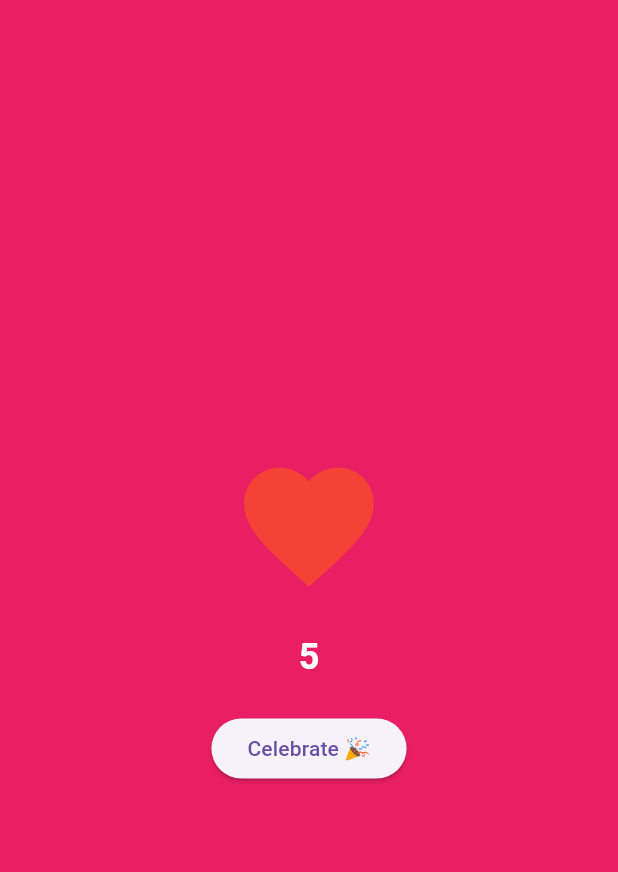
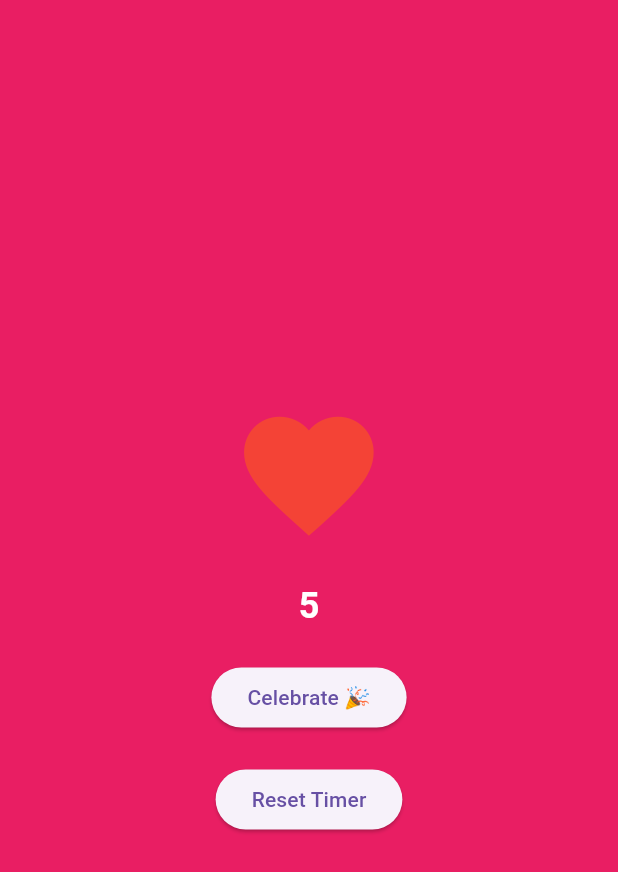
Before and after one commit to FaithNnakwe/Valentines_day, a Flutter app: the screen it shows after launch, on a phone screen of 412 x 824 dp. Shown: the top 872 px of the screen. Run offline on Flutter 3.47's test engine with Material 3 defaults, Android fonts, the phone set to English and light mode, and no system bars; our stand-ins replace confetti.

Commit message:
reset button

```diff
--- a/lib/main.dart
+++ b/lib/main.dart
@@ -108,6 +108,11 @@ class _HeartbeatScreenState extends State<HeartbeatScreen>
               onPressed: _showConfetti,
               child: Text("Celebrate 🎉"),
             ),
+            SizedBox(height: 20),
+            ElevatedButton(
+              onPressed: _startCountdown,
+              child: Text('Reset Timer') ,
+              ),
           ],
         ),
       ),
```
